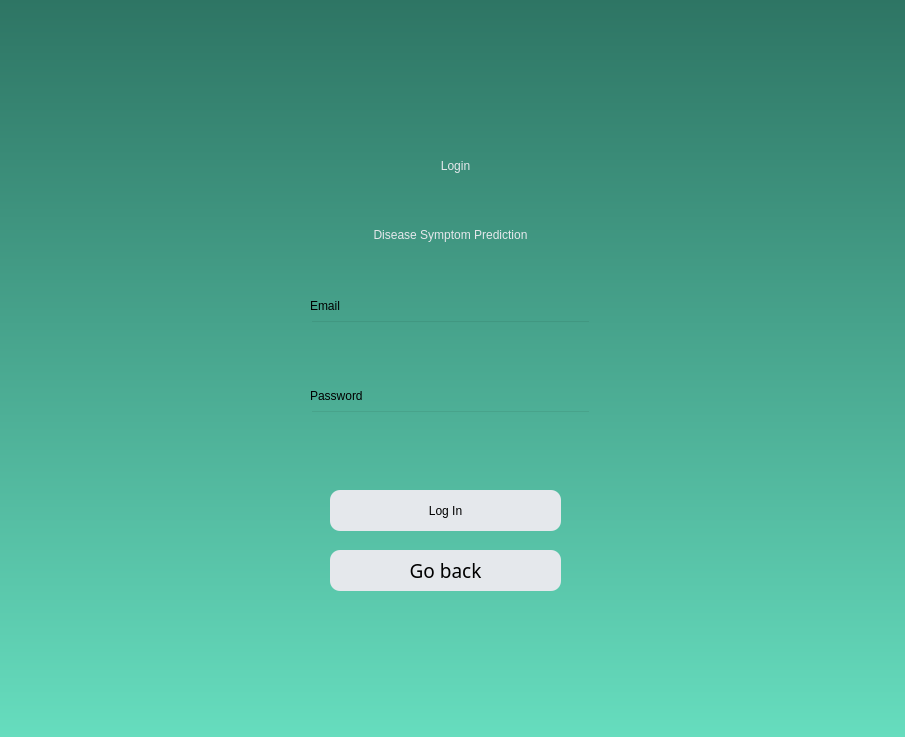
This is ui/login.ui in Maximusrain/se_project_23-24 as Qt 5 draws it before an edit. The edited form follows.
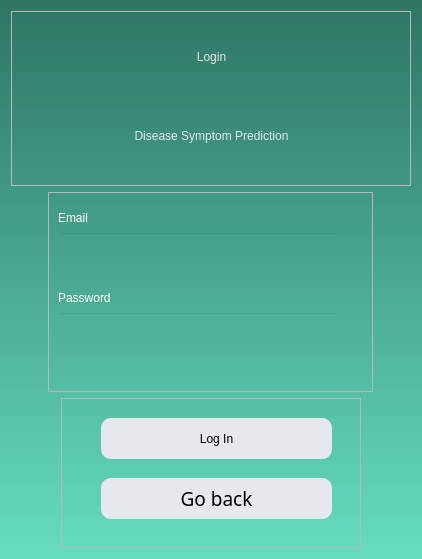
This is the edited form.

Commit message: On click prediction button, and saving to database

What changed in the file:
```diff
--- a/ui/login.ui
+++ b/ui/login.ui
@@ -6,8 +6,8 @@
    <rect>
     <x>0</x>
     <y>0</y>
-    <width>905</width>
-    <height>737</height>
+    <width>418</width>
+    <height>555</height>
    </rect>
   </property>
   <property name="windowTitle">
@@ -17,11 +17,83 @@
    <string notr="true">QDialog{
 background-color: qlineargradient(spread:pad, x1:0, y1:0, x2:0, y2:1, stop:0 rgba(46, 117, 100, 255), stop:1 rgba(102, 221, 190, 255))}</string>
   </property>
+  <layout class="QVBoxLayout" name="verticalLayout">
+   <item alignment="Qt::AlignHCenter">
+    <widget class="QFrame" name="frame">
+     <property name="minimumSize">
+      <size>
+       <width>400</width>
+       <height>175</height>
+      </size>
+     </property>
+     <property name="frameShape">
+      <enum>QFrame::StyledPanel</enum>
+     </property>
+     <property name="frameShadow">
+      <enum>QFrame::Raised</enum>
+     </property>
+     <widget class="QLabel" name="label_login">
+      <property name="geometry">
+       <rect>
+        <x>100</x>
+        <y>10</y>
+        <width>201</width>
+        <height>71</height>
+       </rect>
+      </property>
+      <property name="styleSheet">
+       <string notr="true">font: 36pt &quot;Century Gothic&quot;;
+color: rgb(229, 232, 236);
+</string>
+      </property>
+      <property name="text">
+       <string>Login</string>
+      </property>
+      <property name="alignment">
+       <set>Qt::AlignCenter</set>
+      </property>
+     </widget>
+     <widget class="QLabel" name="label_DSP">
+      <property name="geometry">
+       <rect>
+        <x>30</x>
+        <y>100</y>
+        <width>341</width>
+        <height>50</height>
+       </rect>
+      </property>
+      <property name="styleSheet">
+       <string notr="true">font: 15pt &quot;Century Gothic&quot;;
+color: rgb(229, 232, 236);</string>
+      </property>
+      <property name="text">
+       <string>Disease Symptom Prediction</string>
+      </property>
+      <property name="alignment">
+       <set>Qt::AlignCenter</set>
+      </property>
+     </widget>
+    </widget>
+   </item>
+   <item alignment="Qt::AlignHCenter">
+    <widget class="QFrame" name="frame_2">
+     <property name="minimumSize">
+      <size>
+       <width>325</width>
+       <height>200</height>
+      </size>
+     </property>
+     <property name="frameShape">
+      <enum>QFrame::StyledPanel</enum>
+     </property>
+     <property name="frameShadow">
+      <enum>QFrame::Raised</enum>
+     </property>
   <widget class="QLineEdit" name="EmailLine">
    <property name="geometry">
     <rect>
-     <x>310</x>
-     <y>320</y>
+        <x>10</x>
+        <y>40</y>
      <width>281</width>
      <height>41</height>
     </rect>
@@ -31,46 +103,75 @@
 font: 12pt &quot;Century Gothic&quot;;</string>
    </property>
   </widget>
-  <widget class="QLabel" name="label_invalid_line">
+     <widget class="QLabel" name="label_3">
    <property name="geometry">
     <rect>
-     <x>330</x>
-     <y>460</y>
-     <width>231</width>
-     <height>21</height>
+        <x>10</x>
+        <y>10</y>
+        <width>71</width>
+        <height>31</height>
     </rect>
    </property>
    <property name="styleSheet">
-    <string notr="true">font: 14pt &quot;Century Gothic&quot;; color:red;</string>
+       <string notr="true">font: 11pt &quot;Century Gothic&quot;;
+color: #ffffff;</string>
    </property>
    <property name="text">
-    <string/>
-   </property>
-   <property name="alignment">
-    <set>Qt::AlignCenter</set>
+       <string>Email</string>
+      </property>
+     </widget>
+     <widget class="QLineEdit" name="PasswordLine">
+      <property name="geometry">
+       <rect>
+        <x>10</x>
+        <y>120</y>
+        <width>281</width>
+        <height>41</height>
+       </rect>
+      </property>
+      <property name="styleSheet">
+       <string notr="true">background-color:rgba(0,0,0,0);
+font: 12pt &quot;Century Gothic&quot;;</string>
    </property>
   </widget>
   <widget class="QLabel" name="label_4">
    <property name="geometry">
     <rect>
-     <x>310</x>
-     <y>380</y>
+        <x>10</x>
+        <y>90</y>
      <width>71</width>
      <height>31</height>
     </rect>
    </property>
    <property name="styleSheet">
-    <string notr="true">font: 11pt &quot;Century Gothic&quot;;</string>
+       <string notr="true">font: 11pt &quot;Century Gothic&quot;;
+color: #ffffff;</string>
    </property>
    <property name="text">
     <string>Password</string>
    </property>
   </widget>
+    </widget>
+   </item>
+   <item alignment="Qt::AlignHCenter">
+    <widget class="QFrame" name="frame_3">
+     <property name="minimumSize">
+      <size>
+       <width>300</width>
+       <height>150</height>
+      </size>
+     </property>
+     <property name="frameShape">
+      <enum>QFrame::StyledPanel</enum>
+     </property>
+     <property name="frameShadow">
+      <enum>QFrame::Raised</enum>
+     </property>
   <widget class="QPushButton" name="goback_btn">
    <property name="geometry">
     <rect>
-     <x>330</x>
-     <y>550</y>
+        <x>40</x>
+        <y>80</y>
      <width>231</width>
      <height>41</height>
     </rect>
@@ -79,6 +180,7 @@
     <font>
      <family>Century Gothic</family>
      <pointsize>14</pointsize>
+        <weight>50</weight>
      <italic>false</italic>
      <bold>false</bold>
     </font>
@@ -94,46 +196,11 @@
     <string>Go back</string>
    </property>
   </widget>
-  <widget class="QLabel" name="label_login">
-   <property name="geometry">
-    <rect>
-     <x>360</x>
-     <y>130</y>
-     <width>191</width>
-     <height>71</height>
-    </rect>
-   </property>
-   <property name="styleSheet">
-    <string notr="true">font: 36pt &quot;Century Gothic&quot;;
-color: rgb(229, 232, 236);
-</string>
-   </property>
-   <property name="text">
-    <string>Login</string>
-   </property>
-   <property name="alignment">
-    <set>Qt::AlignCenter</set>
-   </property>
-  </widget>
-  <widget class="QLineEdit" name="PasswordLine">
-   <property name="geometry">
-    <rect>
-     <x>310</x>
-     <y>410</y>
-     <width>281</width>
-     <height>41</height>
-    </rect>
-   </property>
-   <property name="styleSheet">
-    <string notr="true">background-color:rgba(0,0,0,0);
-font: 12pt &quot;Century Gothic&quot;;</string>
-   </property>
-  </widget>
   <widget class="QPushButton" name="login_btn">
    <property name="geometry">
     <rect>
-     <x>330</x>
-     <y>490</y>
+        <x>40</x>
+        <y>20</y>
      <width>231</width>
      <height>41</height>
     </rect>
@@ -149,42 +216,9 @@
     <string>Log In</string>
    </property>
   </widget>
-  <widget class="QLabel" name="label_3">
-   <property name="geometry">
-    <rect>
-     <x>310</x>
-     <y>290</y>
-     <width>71</width>
-     <height>31</height>
-    </rect>
-   </property>
-   <property name="styleSheet">
-    <string notr="true">font: 11pt &quot;Century Gothic&quot;;</string>
-   </property>
-   <property name="text">
-    <string>Email</string>
-   </property>
-  </widget>
-  <widget class="QLabel" name="label_DSP">
-   <property name="geometry">
-    <rect>
-     <x>290</x>
-     <y>210</y>
-     <width>321</width>
-     <height>50</height>
-    </rect>
-   </property>
-   <property name="styleSheet">
-    <string notr="true">font: 15pt &quot;Century Gothic&quot;;
-color: rgb(229, 232, 236);</string>
-   </property>
-   <property name="text">
-    <string>Disease Symptom Prediction</string>
-   </property>
-   <property name="alignment">
-    <set>Qt::AlignCenter</set>
-   </property>
-  </widget>
+    </widget>
+   </item>
+  </layout>
  </widget>
  <resources/>
  <connections/>
```
Lines whose indentation alone changed are shown as unchanged. The commit also changes 4 other files.
